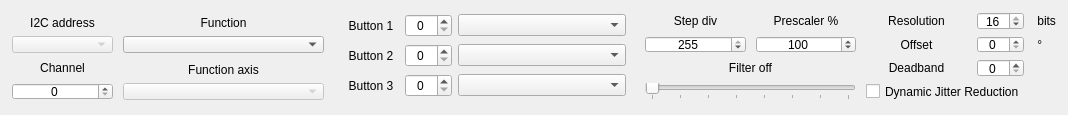
Before: the Qt Designer form src/widgets/axes/axesextended.ui in invictuscockpits/HOTASConfigurator, drawn with Qt 5.
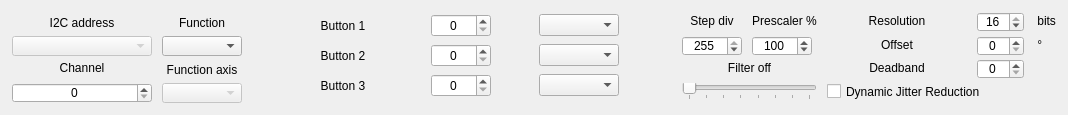
After: the same form once the commit is applied. Custom widgets are drawn as their Qt base class.

```diff
--- a/src/widgets/axes/axesextended.ui
+++ b/src/widgets/axes/axesextended.ui
@@ -76,7 +76,20 @@
        </widget>
       </item>
       <item row="1" column="1">
-       <widget class="CenteredCBox" name="comboBox_Function"/>
+       <widget class="CenteredCBox" name="comboBox_Function">
+        <property name="minimumSize">
+         <size>
+          <width>60</width>
+          <height>20</height>
+         </size>
+        </property>
+        <property name="maximumSize">
+         <size>
+          <width>80</width>
+          <height>16777215</height>
+         </size>
+        </property>
+       </widget>
       </item>
       <item row="2" column="1">
        <widget class="QLabel" name="text_axisSource2">
@@ -99,6 +112,18 @@
         <property name="enabled">
          <bool>false</bool>
         </property>
+        <property name="minimumSize">
+         <size>
+          <width>60</width>
+          <height>20</height>
+         </size>
+        </property>
+        <property name="maximumSize">
+         <size>
+          <width>80</width>
+          <height>16777215</height>
+         </size>
+        </property>
        </widget>
       </item>
       <item row="0" column="4">
@@ -126,6 +151,12 @@
         <property name="enabled">
          <bool>false</bool>
         </property>
+        <property name="minimumSize">
+         <size>
+          <width>125</width>
+          <height>20</height>
+         </size>
+        </property>
         <property name="styleSheet">
          <string notr="true"/>
         </property>
@@ -142,6 +173,12 @@
           <verstretch>0</verstretch>
          </sizepolicy>
         </property>
+        <property name="minimumSize">
+         <size>
+          <width>125</width>
+          <height>20</height>
+         </size>
+        </property>
         <property name="alignment">
          <set>Qt::AlignmentFlag::AlignCenter</set>
         </property>
@@ -182,6 +219,12 @@
              <verstretch>0</verstretch>
             </sizepolicy>
            </property>
+           <property name="minimumSize">
+            <size>
+             <width>60</width>
+             <height>20</height>
+            </size>
+           </property>
            <property name="alignment">
             <set>Qt::AlignmentFlag::AlignCenter</set>
            </property>
@@ -195,6 +238,12 @@
          </item>
          <item row="2" column="0">
           <widget class="QLabel" name="text_button3">
+           <property name="maximumSize">
+            <size>
+             <width>80</width>
+             <height>16777215</height>
+            </size>
+           </property>
            <property name="text">
             <string>Button 3</string>
            </property>
@@ -204,7 +253,20 @@
           </widget>
          </item>
          <item row="1" column="2">
-          <widget class="CenteredCBox" name="comboBox_Button2"/>
+          <widget class="CenteredCBox" name="comboBox_Button2">
+           <property name="minimumSize">
+            <size>
+             <width>60</width>
+             <height>20</height>
+            </size>
+           </property>
+           <property name="maximumSize">
+            <size>
+             <width>80</width>
+             <height>16777215</height>
+            </size>
+           </property>
+          </widget>
          </item>
          <item row="0" column="1">
           <widget class="QSpinBox" name="spinBox_Button1">
@@ -214,6 +276,12 @@
              <verstretch>0</verstretch>
             </sizepolicy>
            </property>
+           <property name="minimumSize">
+            <size>
+             <width>60</width>
+             <height>20</height>
+            </size>
+           </property>
            <property name="alignment">
             <set>Qt::AlignmentFlag::AlignCenter</set>
            </property>
@@ -227,6 +295,12 @@
          </item>
          <item row="1" column="0">
           <widget class="QLabel" name="text_button2">
+           <property name="maximumSize">
+            <size>
+             <width>80</width>
+             <height>16777215</height>
+            </size>
+           </property>
            <property name="text">
             <string>Button 2</string>
            </property>
@@ -236,10 +310,29 @@
           </widget>
          </item>
          <item row="2" column="2">
-          <widget class="CenteredCBox" name="comboBox_Button3"/>
+          <widget class="CenteredCBox" name="comboBox_Button3">
+           <property name="minimumSize">
+            <size>
+             <width>60</width>
+             <height>20</height>
+            </size>
+           </property>
+           <property name="maximumSize">
+            <size>
+             <width>80</width>
+             <height>16777215</height>
+            </size>
+           </property>
+          </widget>
          </item>
          <item row="0" column="0">
           <widget class="QLabel" name="text_button1">
+           <property name="maximumSize">
+            <size>
+             <width>80</width>
+             <height>16777215</height>
+            </size>
+           </property>
            <property name="text">
             <string>Button 1</string>
            </property>
@@ -256,6 +349,12 @@
              <verstretch>0</verstretch>
             </sizepolicy>
            </property>
+           <property name="minimumSize">
+            <size>
+             <width>60</width>
+             <height>20</height>
+            </size>
+           </property>
            <property name="alignment">
             <set>Qt::AlignmentFlag::AlignCenter</set>
            </property>
@@ -269,6 +368,18 @@
          </item>
          <item row="0" column="2">
           <widget class="CenteredCBox" name="comboBox_Button1">
+           <property name="minimumSize">
+            <size>
+             <width>60</width>
+             <height>20</height>
+            </size>
+           </property>
+           <property name="maximumSize">
+            <size>
+             <width>80</width>
+             <height>16777215</height>
+            </size>
+           </property>
            <property name="currentIndex">
             <number>-1</number>
            </property>
@@ -285,6 +396,18 @@
           <verstretch>0</verstretch>
          </sizepolicy>
         </property>
+        <property name="minimumSize">
+         <size>
+          <width>20</width>
+          <height>20</height>
+         </size>
+        </property>
+        <property name="maximumSize">
+         <size>
+          <width>60</width>
+          <height>16777215</height>
+         </size>
+        </property>
         <property name="alignment">
          <set>Qt::AlignmentFlag::AlignCenter</set>
         </property>
@@ -349,6 +472,18 @@
           <verstretch>0</verstretch>
          </sizepolicy>
         </property>
+        <property name="minimumSize">
+         <size>
+          <width>20</width>
+          <height>20</height>
+         </size>
+        </property>
+        <property name="maximumSize">
+         <size>
+          <width>60</width>
+          <height>16777215</height>
+         </size>
+        </property>
         <property name="alignment">
          <set>Qt::AlignmentFlag::AlignCenter</set>
         </property>
@@ -381,6 +516,18 @@
       </item>
       <item row="0" column="6">
        <widget class="QSpinBox" name="spinBox_Resolution">
+        <property name="minimumSize">
+         <size>
+          <width>20</width>
+          <height>20</height>
+         </size>
+        </property>
+        <property name="maximumSize">
+         <size>
+          <width>60</width>
+          <height>16777215</height>
+         </size>
+        </property>
         <property name="alignment">
          <set>Qt::AlignmentFlag::AlignCenter</set>
         </property>
@@ -417,6 +564,18 @@
       </item>
       <item row="1" column="6">
        <widget class="QSpinBox" name="spinBox_Offset">
+        <property name="minimumSize">
+         <size>
+          <width>20</width>
+          <height>20</height>
+         </size>
+        </property>
+        <property name="maximumSize">
+         <size>
+          <width>60</width>
+          <height>16777215</height>
+         </size>
+        </property>
         <property name="alignment">
          <set>Qt::AlignmentFlag::AlignCenter</set>
         </property>
@@ -456,6 +615,18 @@
       </item>
       <item row="2" column="6">
        <widget class="QSpinBox" name="spinBox_Deadband">
+        <property name="minimumSize">
+         <size>
+          <width>20</width>
+          <height>20</height>
+         </size>
+        </property>
+        <property name="maximumSize">
+         <size>
+          <width>60</width>
+          <height>16777215</height>
+         </size>
+        </property>
         <property name="alignment">
          <set>Qt::AlignmentFlag::AlignCenter</set>
         </property>
```
